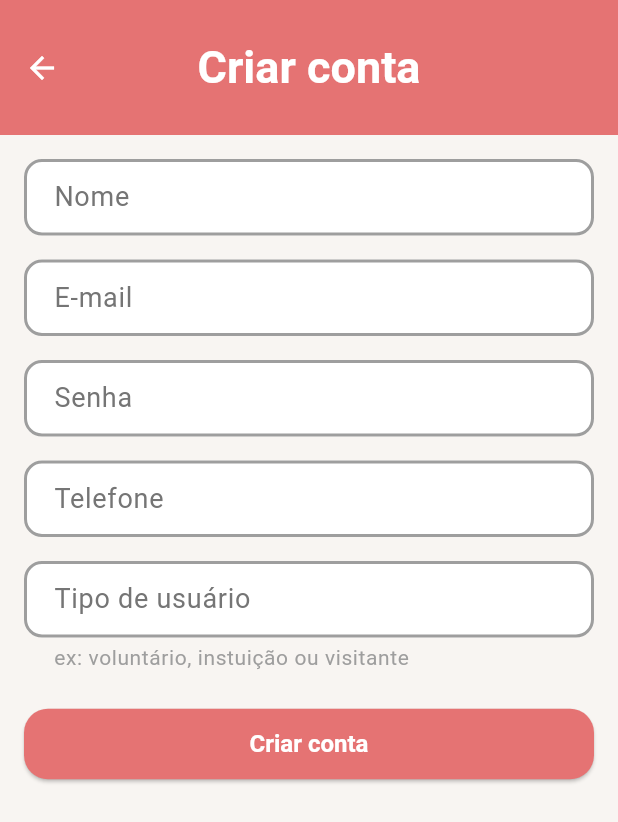
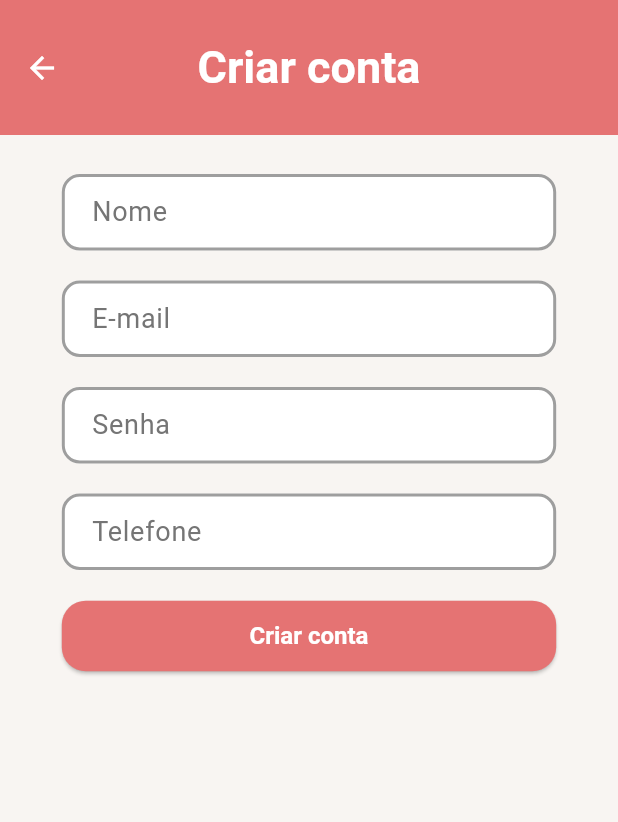
Before and after one commit to MatheusSilveira0402/projetosocial, a Flutter app: the RegisterPage screen opened by its route, on a phone screen of 412 x 824 dp. Shown: the top 822 px of the screen. Run offline on Flutter 3.47's test engine with Material 3 defaults, Android fonts, the phone set to English and light mode, and no system bars; our stand-ins replace envied, flutter_modular, supabase; accounts and stored records are empty.

Commit message:
fix: retirado tipo usuario fix: arrumando parte layout nas telas de cadastrar usuario e campanha

```diff
--- a/lib/app/modules/auth/controllers/register_controller.dart
+++ b/lib/app/modules/auth/controllers/register_controller.dart
@@ -28,7 +28,6 @@ class RegisterController {
       nome: nomeController.text.trim(),
       email: emailController.text.trim(),
       senha: senhaController.text.trim(),
-      tipo: tipoController.text.trim(),
       telefone: telefoneController.text.trim(),
     );
 
--- a/lib/app/modules/auth/models/usuario_model.dart
+++ b/lib/app/modules/auth/models/usuario_model.dart
@@ -3,7 +3,6 @@ class UsuarioModel {
   String nome = "";
   String email = "";
   String senha = "";
-  String tipo = "";
   String telefone = "";
 
   UsuarioModel({
@@ -11,7 +10,6 @@ class UsuarioModel {
     required this.nome,
     required this.email,
     required this.senha,
-    required this.tipo,
     required this.telefone,
   });
 
@@ -21,7 +19,6 @@ class UsuarioModel {
       nome: map['nome'],
       email: map['email'],
       senha: map['senha'],
-      tipo: map['tipo'],
       telefone: map['telefone'],
     );
   }
@@ -32,7 +29,6 @@ class UsuarioModel {
       'nome': nome,
       'email': email,
       'senha': senha,
-      'tipo': tipo,
       'telefone': telefone,
     };
   }
--- a/lib/app/modules/auth/pages/register_page.dart
+++ b/lib/app/modules/auth/pages/register_page.dart
@@ -1,5 +1,6 @@
 import 'package:flutter/material.dart';
 import 'package:flutter_modular/flutter_modular.dart';
+import 'package:projetosocial/app/core/extension_size.dart';
 import '../controllers/register_controller.dart';
 
 class RegisterPage extends StatefulWidget {
@@ -47,9 +48,16 @@ class _RegisterPageState extends State<RegisterPage> {
         padding: const EdgeInsets.all(16),
         child: Form(
           key: formKey,
-          child: ListView(
+          child: Container(
+            margin: EdgeInsets.only(top: 10),
+            width: context.widthPct(1),
+            child: Column(
+              spacing: 20.0,
+              crossAxisAlignment: CrossAxisAlignment.center,
               children: [
-              TextFormField(
+                SizedBox(
+                  width: context.widthPct(0.8),
+                  child: TextFormField(
                     controller: controller.nomeController,
                     decoration: const InputDecoration(
                       labelText: 'Nome',
@@ -57,8 +65,10 @@ class _RegisterPageState extends State<RegisterPage> {
                     validator:
                         (value) => value == null || value.isEmpty ? 'Informe o nome' : null,
                   ),
-              const SizedBox(height: 16),
-              TextFormField(
+                ),
+                SizedBox(
+                  width: context.widthPct(0.8),
+                  child: TextFormField(
                     controller: controller.emailController,
                     decoration: const InputDecoration(
                       labelText: 'E-mail',
@@ -67,8 +77,10 @@ class _RegisterPageState extends State<RegisterPage> {
                     validator:
                         (value) => value == null || value.isEmpty ? 'Informe o e-mail' : null,
                   ),
-              const SizedBox(height: 16),
-              TextFormField(
+                ),
+                SizedBox(
+                  width: context.widthPct(0.8),
+                  child: TextFormField(
                     controller: controller.senhaController,
                     decoration: const InputDecoration(
                       labelText: 'Senha',
@@ -77,8 +89,10 @@ class _RegisterPageState extends State<RegisterPage> {
                     validator:
                         (value) => value == null || value.isEmpty ? 'Informe a senha' : null,
                   ),
-              const SizedBox(height: 16),
-              TextFormField(
+                ),
+                SizedBox(
+                  width: context.widthPct(0.8),
+                  child: TextFormField(
                     controller: controller.telefoneController,
                     decoration: const InputDecoration(
                       labelText: 'Telefone',
@@ -88,27 +102,18 @@ class _RegisterPageState extends State<RegisterPage> {
                         (value) =>
                             value == null || value.isEmpty ? 'Informe o telefone' : null,
                   ),
-              const SizedBox(height: 16),
-              TextFormField(
-                controller: controller.tipoController,
-                decoration: const InputDecoration(
-                  helperText: "ex: voluntário, instuição ou visitante",
-                  labelText: 'Tipo de usuário',
                 ),
-                validator:
-                    (value) =>
-                        value == null || value.isEmpty
-                            ? 'Informe o tipo de usuário'
-                            : null,
-              ),
-              const SizedBox(height: 24),
                 _loading
                     ? const Center(child: CircularProgressIndicator())
-                  : ElevatedButton(
+                    : SizedBox(
+                      width: context.widthPct(0.8),
+                      child: ElevatedButton(
                         onPressed: _register,
                         child: const Text('Criar conta'),
                       ),
+                    ),
               ],
+            ),
           ),
         ),
       ),
```
Also changed, not shown: lib/app/modules/home/pages/campaign_form_page.dart (+35 -13 lines). Lines whose indentation alone changed are shown as unchanged.
